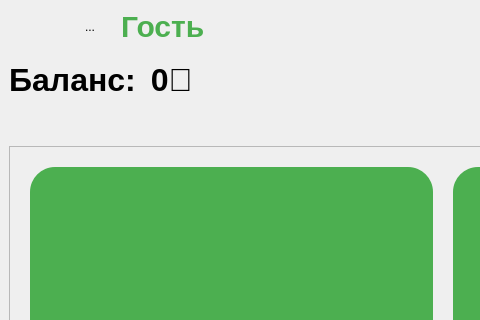
Qt form Windows/Main/mainwindow.ui (XooWI/SlashGames) before a commit; both pictures show x 0 to 480 and y 0 to 320 of the 900 by 719 pixel window.
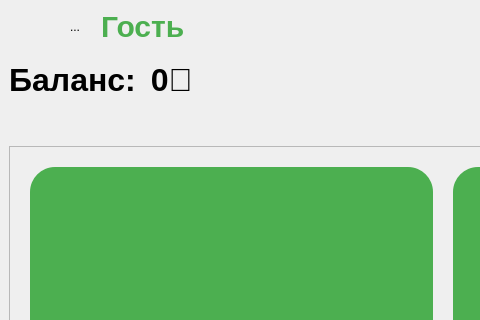
The same form after that commit. Icons and pictures are not drawn.

Patch:
```diff
--- a/Windows/Main/mainwindow.ui
+++ b/Windows/Main/mainwindow.ui
@@ -247,8 +247,8 @@
         </property>
         <property name="maximumSize">
          <size>
-          <width>50</width>
-          <height>50</height>
+          <width>40</width>
+          <height>40</height>
          </size>
         </property>
         <property name="toolTip">
@@ -305,8 +305,8 @@
         </property>
         <property name="maximumSize">
          <size>
-          <width>50</width>
-          <height>50</height>
+          <width>40</width>
+          <height>40</height>
          </size>
         </property>
         <property name="sizeIncrement">
```
Left out of the diff: 7 changed lines with no effect on the pictures.
